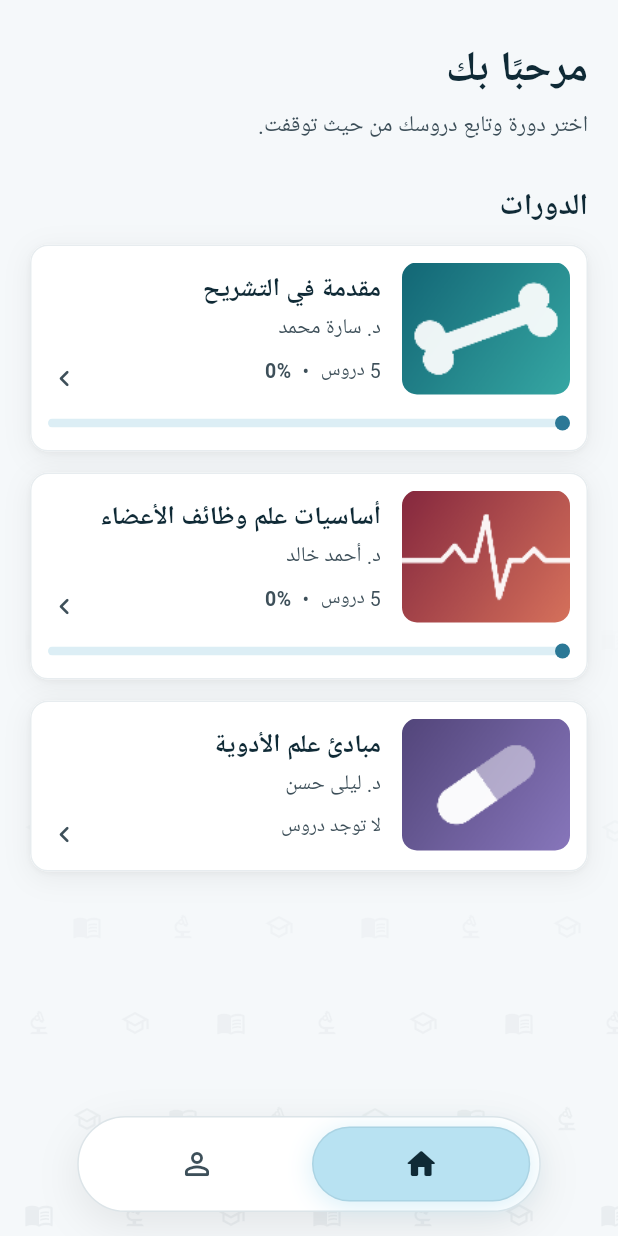
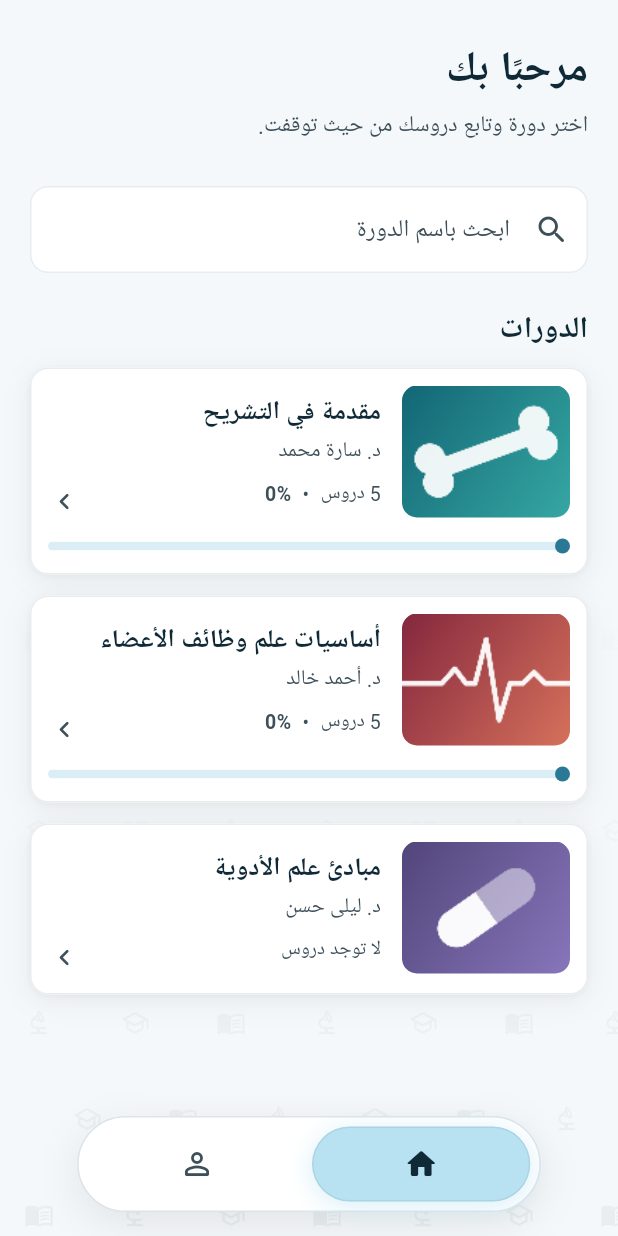
Before and after one commit to somayakAmel/offline_lms, a Flutter app: the screen it shows after launch, on a phone screen of 412 x 824 dp. Run offline on Flutter 3.47's test engine with Material 3 defaults, Android fonts, the phone set to English and light mode, and no system bars; our stand-ins replace chewie, flutter_riverpod, go_router, shared_preferences, sqflite, video_player; accounts and stored records are empty; Roboto replaces fonts that are missing (ReadexPro).

Commit message:
feat: search courses by name on the home page
Filters the course list as the student types, ignoring case, Arabic
diacritics and letter variants (أ/إ/آ, ة/ه, ى/ي). Continue watching hides
while searching, and a no-results state offers to clear the search.

```diff
--- a/lib/features/courses/presentation/pages/home_page.dart
+++ b/lib/features/courses/presentation/pages/home_page.dart
@@ -13,11 +13,35 @@ import '../widgets/course_card.dart';
 import '../widgets/education_pattern.dart';
 import '../widgets/status_views.dart';
 
-class HomePage extends ConsumerWidget {
+class HomePage extends ConsumerStatefulWidget {
   const HomePage({super.key});
 
   @override
-  Widget build(BuildContext context, WidgetRef ref) {
+  ConsumerState<HomePage> createState() => _HomePageState();
+}
+
+class _HomePageState extends ConsumerState<HomePage> {
+  final _search = TextEditingController();
+
+  @override
+  void initState() {
+    super.initState();
+    _search.addListener(() => setState(() {}));
+  }
+
+  @override
+  void dispose() {
+    _search.dispose();
+    super.dispose();
+  }
+
+  void _clearSearch() {
+    _search.clear();
+    FocusScope.of(context).unfocus();
+  }
+
+  @override
+  Widget build(BuildContext context) {
     final home = ref.watch(homeProvider);
     final padding =
         AppLayout.horizontalPadding(MediaQuery.sizeOf(context).width);
@@ -65,8 +89,16 @@ class HomePage extends ConsumerWidget {
   }
 
   List<Widget> _content(BuildContext context, HomeState state) {
-    final continueWatching = state.continueWatching;
+    final query = _search.text;
+    final searching = query.trim().isNotEmpty;
+    final courses = state.coursesMatching(query);
+    // While searching, only the results are shown.
+    final continueWatching = searching ? null : state.continueWatching;
     return [
+      if (state.courses.isNotEmpty) ...[
+        _SearchField(controller: _search, onClear: _clearSearch),
+        const SizedBox(height: 24),
+      ],
       if (continueWatching != null) ...[
         _SectionTitle(StringsManager.continueWatching.tr(context)),
         ContinueWatchingCard(
@@ -81,8 +113,10 @@ class HomePage extends ConsumerWidget {
       _SectionTitle(StringsManager.courses.tr(context)),
       if (state.courses.isEmpty)
         const CoursesEmptyView()
+      else if (courses.isEmpty)
+        CoursesNoResultsView(onClear: _clearSearch)
       else
-        for (final (index, overview) in state.courses.indexed) ...[
+        for (final (index, overview) in courses.indexed) ...[
           if (index > 0) const SizedBox(height: 14),
           CourseCard(
             overview: overview,
@@ -91,6 +125,46 @@ class HomePage extends ConsumerWidget {
           ),
         ],
     ];
+  }
+}
+
+/// Filters the course list by name as the student types.
+class _SearchField extends StatelessWidget {
+  const _SearchField({required this.controller, required this.onClear});
+
+  final TextEditingController controller;
+  final VoidCallback onClear;
+
+  @override
+  Widget build(BuildContext context) {
+    final scheme = Theme.of(context).colorScheme;
+    final border = OutlineInputBorder(
+      borderRadius: BorderRadius.circular(12),
+      borderSide: BorderSide(color: scheme.outlineVariant.withValues(alpha: 0.7)),
+    );
+    return TextField(
+      controller: controller,
+      textInputAction: TextInputAction.search,
+      onTapOutside: (_) => FocusScope.of(context).unfocus(),
+      decoration: InputDecoration(
+        hintText: StringsManager.searchCoursesHint.tr(context),
+        prefixIcon: const Icon(Icons.search_rounded),
+        suffixIcon: controller.text.isEmpty
+            ? null
+            : IconButton(
+                onPressed: onClear,
+                tooltip: StringsManager.clearSearch.tr(context),
+                icon: const Icon(Icons.close_rounded),
+              ),
+        filled: true,
+        fillColor: scheme.surfaceContainerLowest,
+        border: border,
+        enabledBorder: border,
+        focusedBorder: border.copyWith(
+          borderSide: BorderSide(color: scheme.secondary, width: 1.5),
+        ),
+      ),
+    );
   }
 }
 
--- a/lib/features/courses/presentation/providers/home_state.dart
+++ b/lib/features/courses/presentation/providers/home_state.dart
@@ -9,7 +9,28 @@ class HomeState {
 
   /// The last opened lesson, when it was started and not finished.
   final ContinueWatching? continueWatching;
+
+  /// Courses whose title contains [query]; all courses for a blank query.
+  List<CourseOverview> coursesMatching(String query) {
+    final normalizedQuery = _normalizeForSearch(query);
+    if (normalizedQuery.isEmpty) return courses;
+    return courses
+        .where((overview) =>
+            _normalizeForSearch(overview.course.title).contains(normalizedQuery))
+        .toList();
+  }
 }
+
+/// Lower-cased, with Arabic diacritics removed and common letter variants
+/// unified (أ/إ/آ → ا, ة → ه, ى → ي), so "مقدمه" finds "مقدمة".
+String _normalizeForSearch(String text) => text
+    .trim()
+    .toLowerCase()
+    .replaceAll(RegExp('[ً-ْـ]'), '')
+    .replaceAll(RegExp('[أإآ]'), 'ا')
+    .replaceAll('ة', 'ه')
+    .replaceAll('ى', 'ي')
+    .replaceAll(RegExp(r'\s+'), ' ');
 
 class CourseOverview {
   const CourseOverview({required this.course, required this.progress});
--- a/lib/features/courses/presentation/widgets/status_views.dart
+++ b/lib/features/courses/presentation/widgets/status_views.dart
@@ -69,6 +69,28 @@ class CoursesEmptyView extends StatelessWidget {
         icon: Icons.menu_book_outlined,
         title: StringsManager.noCoursesTitle.tr(context),
         message: StringsManager.noCoursesMessage.tr(context),
+      );
+}
+
+/// No course name matches the search.
+class CoursesNoResultsView extends StatelessWidget {
+  const CoursesNoResultsView({super.key, required this.onClear});
+
+  final VoidCallback onClear;
+
+  @override
+  Widget build(BuildContext context) => _MessageView(
+        icon: Icons.search_off_rounded,
+        title: StringsManager.noResultsFound.tr(context),
+        message: StringsManager.noSearchResultsMessage.tr(context),
+        action: TextButton(
+          onPressed: onClear,
+          // The primary colour is too pale for text on the page background.
+          style: TextButton.styleFrom(
+            foregroundColor: Theme.of(context).colorScheme.secondary,
+          ),
+          child: Text(StringsManager.clearSearch.tr(context)),
+        ),
       );
 }
 
--- a/lib/src/core/localization/l10n/strings_manager.dart
+++ b/lib/src/core/localization/l10n/strings_manager.dart
@@ -36,6 +36,9 @@ class StringsManager {
   static const String coursesLoadErrorMessage = 'coursesLoadErrorMessage';
   static const String noCoursesTitle = 'noCoursesTitle';
   static const String noCoursesMessage = 'noCoursesMessage';
+  static const String searchCoursesHint = 'searchCoursesHint';
+  static const String noSearchResultsMessage = 'noSearchResultsMessage';
+  static const String clearSearch = 'clearSearch';
   static const String personalInformation = 'personalInformation';
   static const String name = 'name';
   static const String email = 'email';
--- a/lib/src/core/localization/translations/ar.json
+++ b/lib/src/core/localization/translations/ar.json
@@ -30,6 +30,9 @@
   "coursesLoadErrorMessage": "تعذّرت قراءة بيانات الدورات.",
   "noCoursesTitle": "لا توجد دورات بعد",
   "noCoursesMessage": "ستظهر الدورات هنا عند إضافتها إلى التطبيق.",
+  "searchCoursesHint": "ابحث باسم الدورة",
+  "noSearchResultsMessage": "لا توجد دورة بهذا الاسم. جرّب كلمة أخرى.",
+  "clearSearch": "مسح البحث",
   "personalInformation": "المعلومات الشخصية",
   "name": "الاسم",
   "email": "البريد الإلكتروني",
--- a/lib/src/core/localization/translations/en.json
+++ b/lib/src/core/localization/translations/en.json
@@ -27,6 +27,9 @@
   "coursesLoadErrorMessage": "The course data couldn't be read.",
   "noCoursesTitle": "No courses yet",
   "noCoursesMessage": "Courses will appear here once they're added to the app.",
+  "searchCoursesHint": "Search by course name",
+  "noSearchResultsMessage": "No course has this name. Try another word.",
+  "clearSearch": "Clear search",
   "personalInformation": "Personal information",
   "name": "Name",
   "email": "Email",
```
